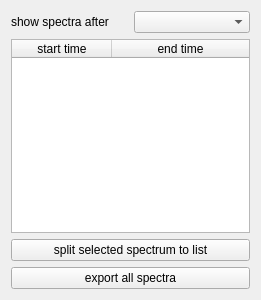
First picture: the form in Orbitool/UI/SpectraList.ui, repository l460289052/Orbitool, before the edit.
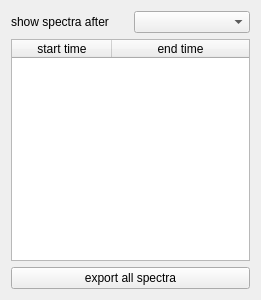
Second picture: the form after the edit.

Commit message: spectra export & mass list import export merge

Patch:
```diff
--- a/Orbitool/UI/SpectraList.ui
+++ b/Orbitool/UI/SpectraList.ui
@@ -48,13 +48,6 @@
      </column>
     </widget>
    </item>
-   <item>
-    <widget class="QPushButton" name="splitPushButton">
-     <property name="text">
-      <string>split selected spectrum to list</string>
-     </property>
-    </widget>
-   </item>
    <item>
     <widget class="QPushButton" name="exportPushButton">
      <property name="text">
```
The commit also changes 3 other files.
